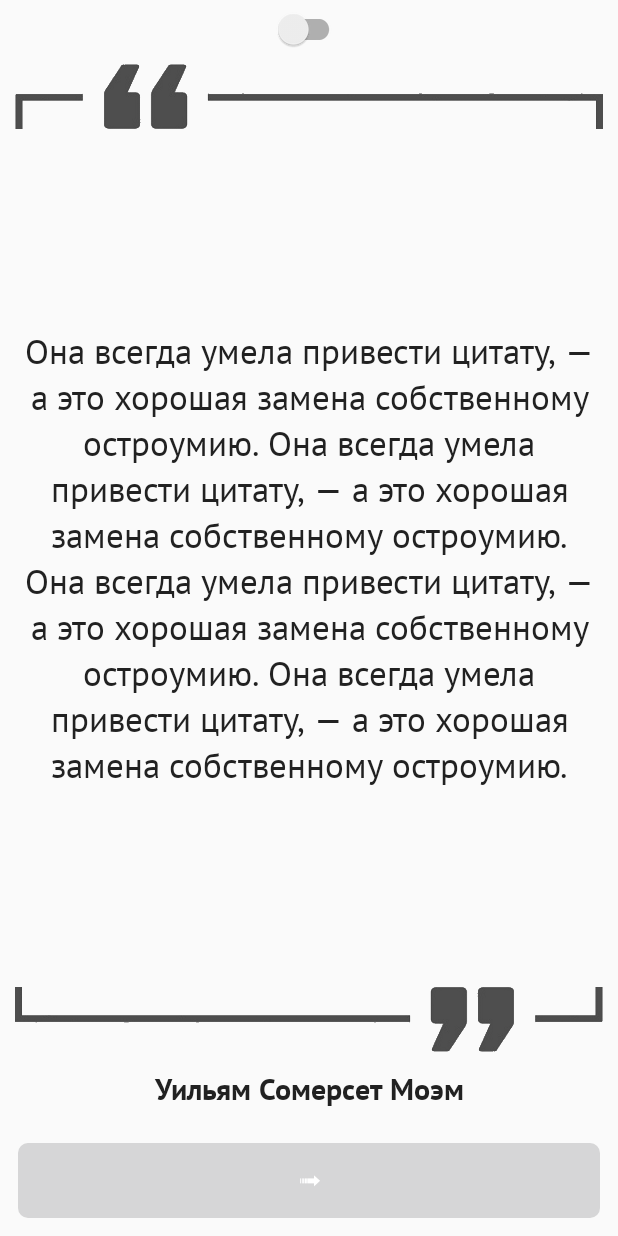
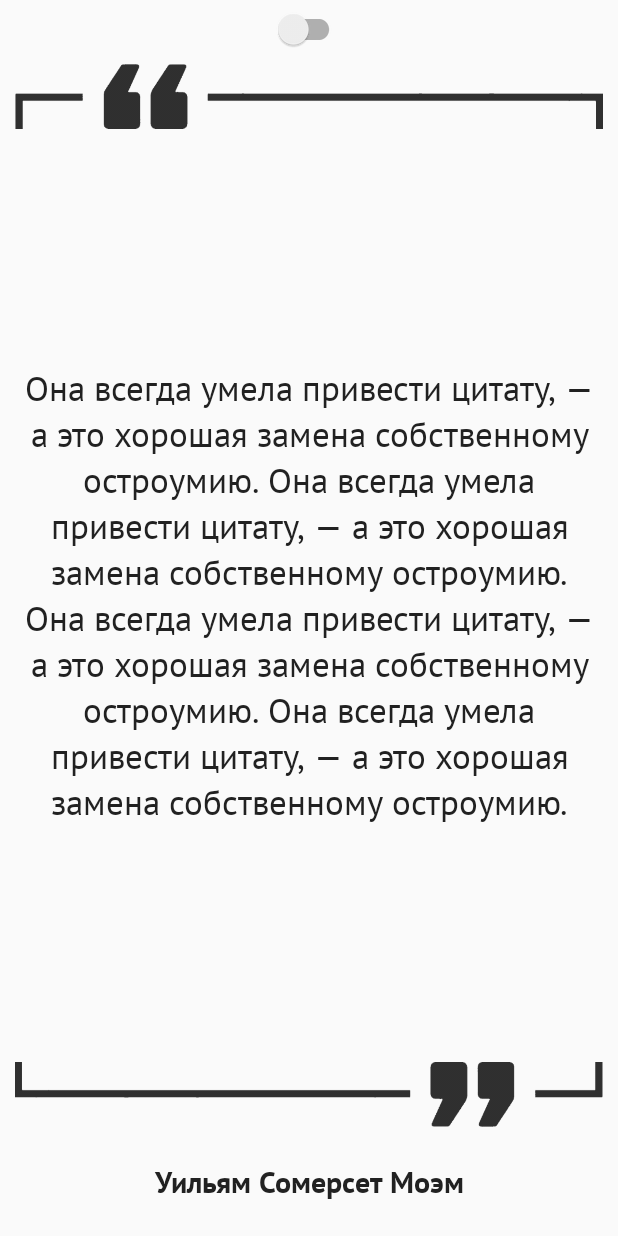
Before and after one commit to oZBo/Wquote, an Android app: the layout activity_main.xml on its own in the app's theme, with its tools: preview values and no code run, on a phone screen of 412 x 824 dp. Run offline under Robolectric (Android 15) with nearby library versions, the phone set to English and light mode, and no system bars; plain views replace ToggleSwitch.

Commit message:
ui change; bar button add

```diff
--- a/app/src/main/java/com/braincollaboration/wquote/widget/AlphaAnimationImageView.java
+++ b/app/src/main/java/com/braincollaboration/wquote/widget/AlphaAnimationImageView.java
@@ -18,8 +18,8 @@ public class AlphaAnimationImageView extends android.support.v7.widget.AppCompat
     private final static long ANIM_DURATION = 750;
     private BackgroundImageSource imageSrc;
     private int pare;
-    private final static int[] backgroundSrc1 = {R.drawable.b11, R.drawable.b21, R.drawable.b31, R.drawable.b41};
-    private final static int[] backgroundSrc2 = {R.drawable.b12, R.drawable.b22, R.drawable.b32, R.drawable.b42};
+    private final static int[] backgroundSrc1 = {R.drawable.b11, R.drawable.b21, R.drawable.b31, R.drawable.b41, R.drawable.b51, R.drawable.b61, R.drawable.b121, R.drawable.b161, R.drawable.b171};
+    private final static int[] backgroundSrc2 = {R.drawable.b12, R.drawable.b22, R.drawable.b32, R.drawable.b42, R.drawable.b52, R.drawable.b62, R.drawable.b122, R.drawable.b162, R.drawable.b172};
 
     public static int[] getBackgroundSrc1() {
         return backgroundSrc1;
--- a/app/src/main/res/layout/activity_main.xml
+++ b/app/src/main/res/layout/activity_main.xml
@@ -63,22 +63,12 @@
         android:id="@+id/quote_author"
         android:layout_width="match_parent"
         android:layout_height="45dp"
-        android:layout_above="@+id/next_quote_button"
         android:gravity="center_horizontal"
         android:padding="8dp"
+        android:layout_alignParentBottom="true"
+        android:layout_margin="12dp"
         android:text="@string/default_quote_author"
         android:textSize="20sp"
         custom:text_style="bold" />
 
-    <com.braincollaboration.wquote.widget.ButtonProgressBar
-        android:id="@+id/next_quote_button"
-        android:layout_width="match_parent"
-        android:layout_height="wrap_content"
-        android:layout_alignParentBottom="true"
-        android:layout_margin="12dp"
-        custom:bgColor="@color/blue"
-        custom:progColor="@color/gray_light"
-        custom:text="&#10143;"
-        custom:type="indeterminate" />
-
 </com.braincollaboration.wquote.widget.ColorAnimationRelativeLayout>
--- a/app/src/main/res/values/strings.xml
+++ b/app/src/main/res/values/strings.xml
@@ -5,4 +5,5 @@
     <string name="refresh_quote">refresh_quote</string>
     <string name="no_internet">нет подключения к сети</string>
     <string name="about_menu_button">О приложении</string>
+    <string name="menuPurchasesListNewRecord">Новая цитата</string>
 </resources>
--- a/app/src/main/res/values/styles.xml
+++ b/app/src/main/res/values/styles.xml
@@ -1,7 +1,7 @@
 <resources>
 
     <!-- Base application theme. -->
-    <style name="AppTheme" parent="Theme.AppCompat.DayNight.NoActionBar">
+    <style name="AppTheme" parent="Theme.AppCompat.Light.DarkActionBar">
         <!-- Customize your theme here. -->
     </style>
 
```
Also changed, not shown: app/src/main/java/com/braincollaboration/wquote/activity/MainActivity.java (+10 -17 lines), app/src/main/res/menu/menu_main.xml (+8 -0 lines), app/src/main/res/drawable/b11.png, app/src/main/res/drawable/b12.png, app/src/main/res/drawable/b182.png (added), app/src/main/res/drawable/b21.png, app/src/main/res/drawable/b22.png, app/src/main/res/drawable/b31.png, app/src/main/res/drawable/b32.png, app/src/main/res/drawable/b41.png, app/src/main/res/drawable/b42.png, app/src/main/res/drawable/new_quote_button.png (added), 1 other file.
